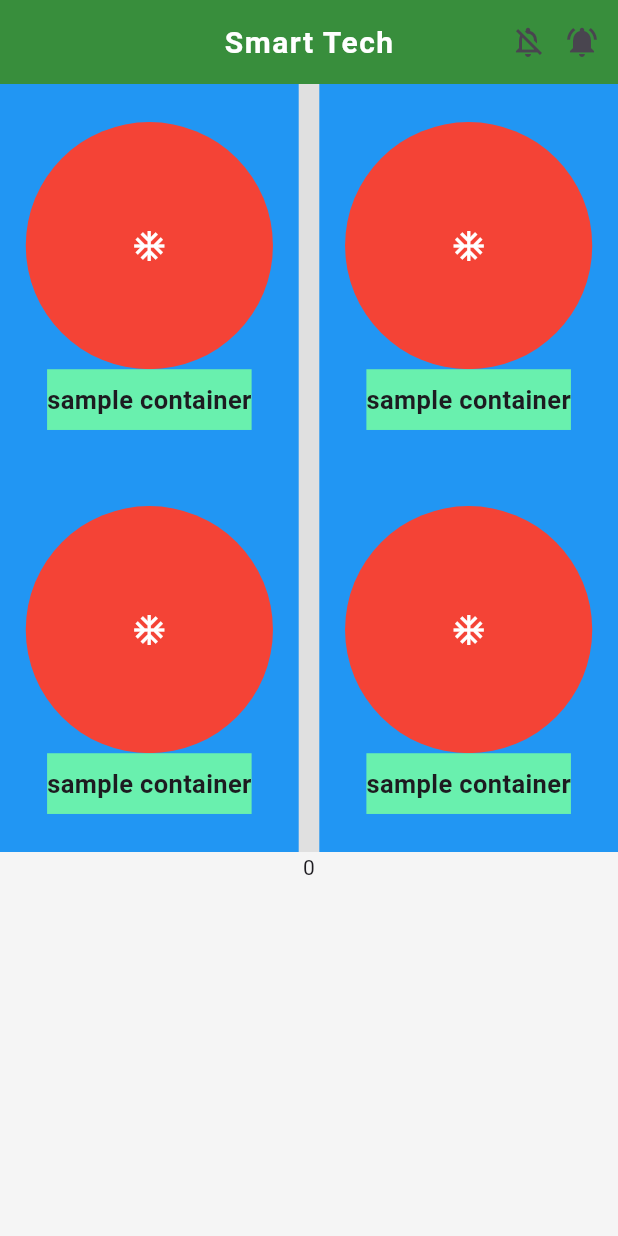
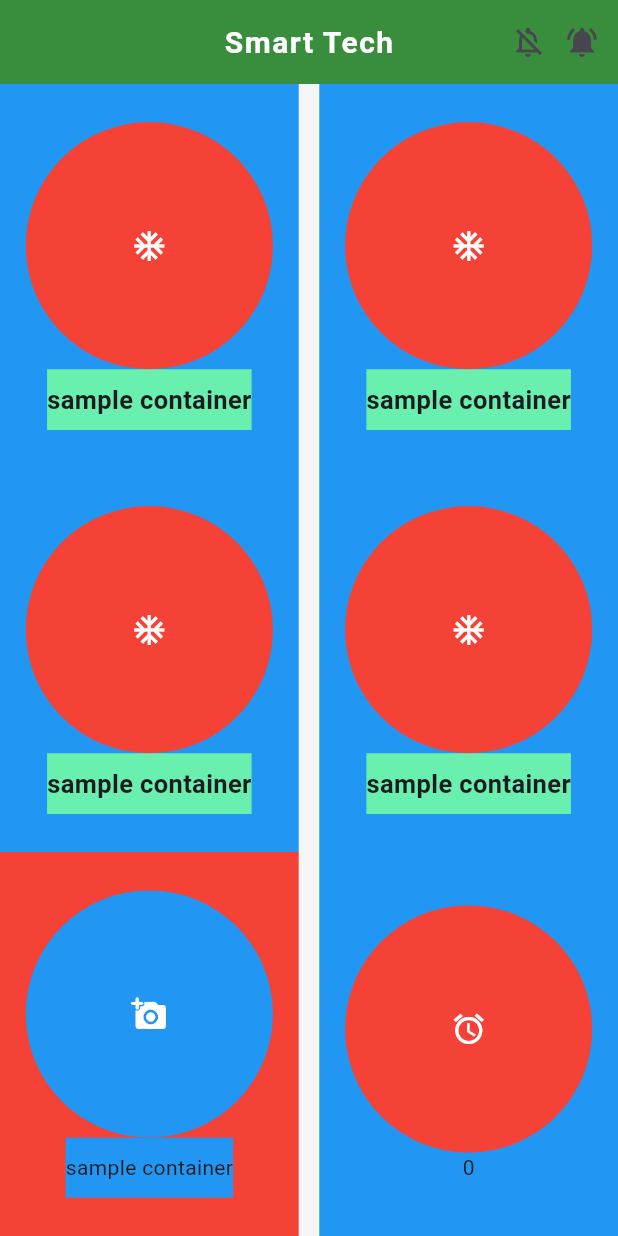
Before and after one commit to bouaziz-mohamed-amine/Smart-Tech, a Flutter app: the screen it shows after launch, on a phone screen of 412 x 824 dp. Run offline on Flutter 3.47's test engine with Material 3 defaults, Android fonts, the phone set to English and light mode, and no system bars.

Commit message:
add third element of Home page

```diff
--- a/lib/HomePage.dart
+++ b/lib/HomePage.dart
@@ -55,7 +55,6 @@ class _HomePageState extends State<HomePage> {
           children: [
             Expanded(
                 child: Container(
-                  color: Colors.grey.shade300,
                   child: Row(
                     children: [
                       Expanded(
@@ -149,7 +148,6 @@ class _HomePageState extends State<HomePage> {
             ),
             Expanded(
                 child: Container(
-              color: Colors.grey.shade300,
               child: Row(
                 children: [
                   Expanded(
@@ -241,7 +239,75 @@ class _HomePageState extends State<HomePage> {
               ),
             )
             ),
-            Expanded(child: Container(child: Text(count.toString()),))
+            Expanded(
+                child: Container(
+                  child: Row(
+                    children: [
+                      Expanded(
+                          child: Container(
+                            color: Colors.red,
+                            child: Column(
+                              mainAxisAlignment: MainAxisAlignment.center,
+                              children: [
+                                Container(
+                                  decoration: BoxDecoration(
+                                    shape: BoxShape.circle,
+                                    color: Colors.blue,
+                                  ),
+                                  width: MediaQuery.of(context).size.width *0.4,
+                                  height: MediaQuery.of(context).size.width *0.4,
+                                  child: IconButton(
+                                      onPressed: ()=>{
+                                        setState(() {
+                                          count++;
+                                        })
+                                      },
+                                      icon: Icon(Icons.add_a_photo_rounded,color: Colors.white,)),
+                                ),
+                                Container(
+                                  padding: EdgeInsets.only(
+                                    top: 10,
+                                    bottom: 10
+                                  ),
+                                  color: Colors.blue,
+                                  child: Text("sample container"),
+                                ),
+                              ],
+                            ),
+                          )
+                      ),
+                      Container(
+                        width: MediaQuery.of(context).size.width /30 ,
+                      ),
+                      Expanded(
+                          child: InkWell(
+                            onTap: ()=>{
+                              setState(() {
+                                count--;
+                              })
+                            },
+                            child: Container(
+                              color: Colors.blue,
+                              child: Column(
+                                mainAxisAlignment: MainAxisAlignment.center,
+                                crossAxisAlignment: CrossAxisAlignment.center,
+                                children: [
+                                  Container(
+                                    width: MediaQuery.of(context).size.width*0.4,
+                                    height: MediaQuery.of(context).size.width*0.4,
+                                    decoration: BoxDecoration(
+                                        shape: BoxShape.circle,
+                                        color: Colors.red
+                                    ),
+                                    child: Icon(Icons.access_alarms,color: Colors.white,),
+                                  ),
+                                  Text(count.toString()),
+                                ],),),
+                          )
+                      ),
+                    ],
+                  ),
+                ))
           ],
         ),
       ),
```
